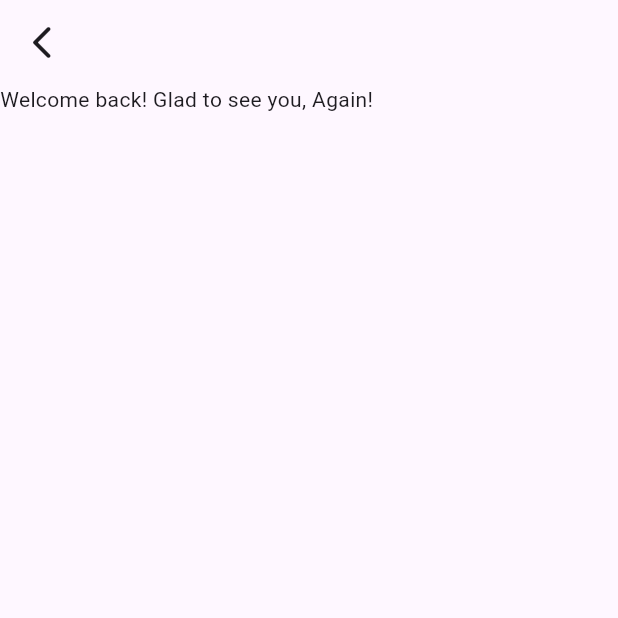
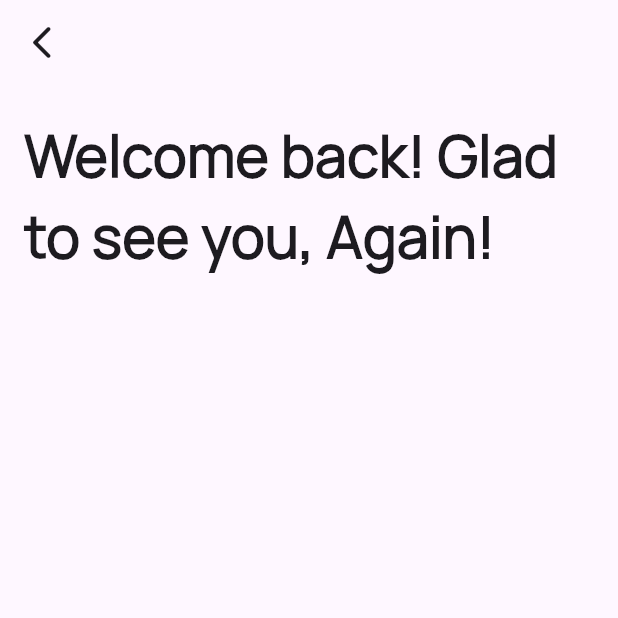
Before and after one commit to OmarAmeer96/Wheel-n-Deal, a Flutter app: the LoginView screen opened by its route, on a phone screen of 412 x 824 dp, the top half of it. Run offline on Flutter 3.47's test engine with Material 3 defaults, Android fonts, the light colour scheme and no system bars; our stand-ins replace flutter_onboarding_slider, go_router.

Commit message:
Logiv Screen Done Part1.

```diff
--- a/lib/Core/utils/styles.dart
+++ b/lib/Core/utils/styles.dart
@@ -1,24 +1,10 @@
-// import 'package:flutter/material.dart';
+import 'package:flutter/material.dart';
+import 'package:wheel_n_deal/constants.dart';
 
-// abstract class Styles {
-//   static const montserratRegular = TextStyle(
-//     fontSize: 18,
-//     fontFamily: kMontserratRegular,
-//   );
-//   static const montserratMedium = TextStyle(
-//     fontSize: 20,
-//     fontFamily: kMontserratMedium,
-//   );
-//   static const montserratSemiBold = TextStyle(
-//     fontSize: 22,
-//     fontFamily: kMontserratSemiBold,
-//   );
-//   static const montserratBold = TextStyle(
-//     fontSize: 24,
-//     fontFamily: kMontserratBold,
-//   );
-//   static const gtSectraFineRegular = TextStyle(
-//     fontSize: 24,
-//     fontFamily: kGtSectraFineRegular,
-//   );
-// }
+abstract class Styles {
+  static const manropeRegular = TextStyle(
+    fontSize: 38,
+    fontFamily: kManropeRegular,
+    fontWeight: FontWeight.w700,
+  );
+}
--- a/lib/Features/auth/login/presentation/views/widgets/login_view_body.dart
+++ b/lib/Features/auth/login/presentation/views/widgets/login_view_body.dart
@@ -1,4 +1,5 @@
 import 'package:flutter/material.dart';
+import 'package:wheel_n_deal/Core/utils/styles.dart';
 
 class LoginViewBody extends StatelessWidget {
   const LoginViewBody({super.key});
@@ -6,10 +7,19 @@ class LoginViewBody extends StatelessWidget {
   @override
   Widget build(BuildContext context) {
     return const SafeArea(
-      child: Column(
-        children: [
-          Text("Welcome back! Glad to see you, Again!"),
-        ],
+      child: Padding(
+        padding: EdgeInsets.symmetric(horizontal: 16),
+        child: Column(
+          children: [
+            SizedBox(
+              height: 20,
+            ),
+            Text(
+              "Welcome back! Glad to see you, Again!",
+              style: Styles.manropeRegular,
+            ),
+          ],
+        ),
       ),
     );
   }
```
Also changed, not shown: lib/constants.dart (+7 -4 lines).
